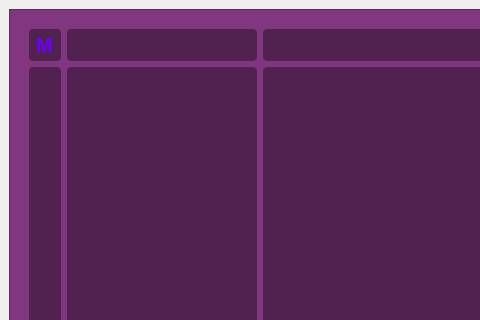
BlackFire26299/journalAssignmentIT, file Code/UIs/Mainapp.ui: the form before one commit; both pictures show x 0 to 480 and y 0 to 320 of the 1039 by 740 pixel window.
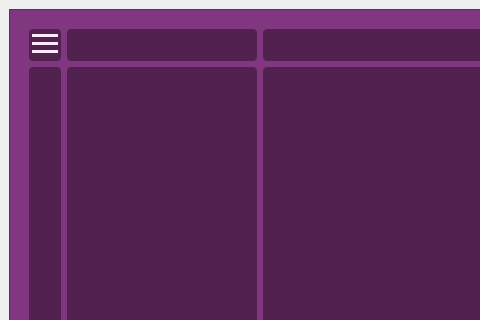
The form after the commit.

```diff
--- a/Code/UIs/Mainapp.ui
+++ b/Code/UIs/Mainapp.ui
@@ -80,7 +80,7 @@
            <property name="frameShadow">
             <enum>QFrame::Shadow::Raised</enum>
            </property>
-           <widget class="QPushButton" name="pushButton">
+           <widget class="QWidget" name="verticalLayoutWidget">
             <property name="geometry">
              <rect>
               <x>0</x>
@@ -89,18 +89,104 @@
               <height>31</height>
              </rect>
             </property>
-            <property name="font">
-             <font>
-              <pointsize>15</pointsize>
-              <bold>true</bold>
-             </font>
-            </property>
-            <property name="styleSheet">
-             <string notr="true">color: rgb(106, 0, 255);</string>
-            </property>
-            <property name="text">
-             <string>M</string>
-            </property>
+            <layout class="QVBoxLayout" name="verticalLayout_2">
+             <property name="spacing">
+              <number>0</number>
+             </property>
+             <property name="leftMargin">
+              <number>3</number>
+             </property>
+             <item>
+              <widget class="Line" name="line_3">
+               <property name="minimumSize">
+                <size>
+                 <width>0</width>
+                 <height>3</height>
+                </size>
+               </property>
+               <property name="maximumSize">
+                <size>
+                 <width>26</width>
+                 <height>16777215</height>
+                </size>
+               </property>
+               <property name="styleSheet">
+                <string notr="true">color: rgb(255, 231, 253);
+background-color: rgb(255, 231, 253);</string>
+               </property>
+               <property name="lineWidth">
+                <number>18</number>
+               </property>
+               <property name="midLineWidth">
+                <number>3</number>
+               </property>
+               <property name="orientation">
+                <enum>Qt::Orientation::Horizontal</enum>
+               </property>
+              </widget>
+             </item>
+             <item>
+              <widget class="Line" name="line">
+               <property name="minimumSize">
+                <size>
+                 <width>0</width>
+                 <height>3</height>
+                </size>
+               </property>
+               <property name="maximumSize">
+                <size>
+                 <width>26</width>
+                 <height>16777215</height>
+                </size>
+               </property>
+               <property name="styleSheet">
+                <string notr="true">color: rgb(255, 231, 253);
+background-color: rgb(255, 231, 253);</string>
+               </property>
+               <property name="lineWidth">
+                <number>18</number>
+               </property>
+               <property name="midLineWidth">
+                <number>3</number>
+               </property>
+               <property name="orientation">
+                <enum>Qt::Orientation::Horizontal</enum>
+               </property>
+              </widget>
+             </item>
+             <item>
+              <widget class="Line" name="line_2">
+               <property name="minimumSize">
+                <size>
+                 <width>0</width>
+                 <height>3</height>
+                </size>
+               </property>
+               <property name="maximumSize">
+                <size>
+                 <width>26</width>
+                 <height>16777215</height>
+                </size>
+               </property>
+               <property name="styleSheet">
+                <string notr="true">color: rgb(255, 231, 253);
+background-color: rgb(255, 231, 253);</string>
+               </property>
+               <property name="lineWidth">
+                <number>18</number>
+               </property>
+               <property name="midLineWidth">
+                <number>3</number>
+               </property>
+               <property name="orientation">
+                <enum>Qt::Orientation::Horizontal</enum>
+               </property>
+              </widget>
+             </item>
+            </layout>
+            <zorder>line_2</zorder>
+            <zorder>line_3</zorder>
+            <zorder>line</zorder>
            </widget>
           </widget>
          </item>
```
